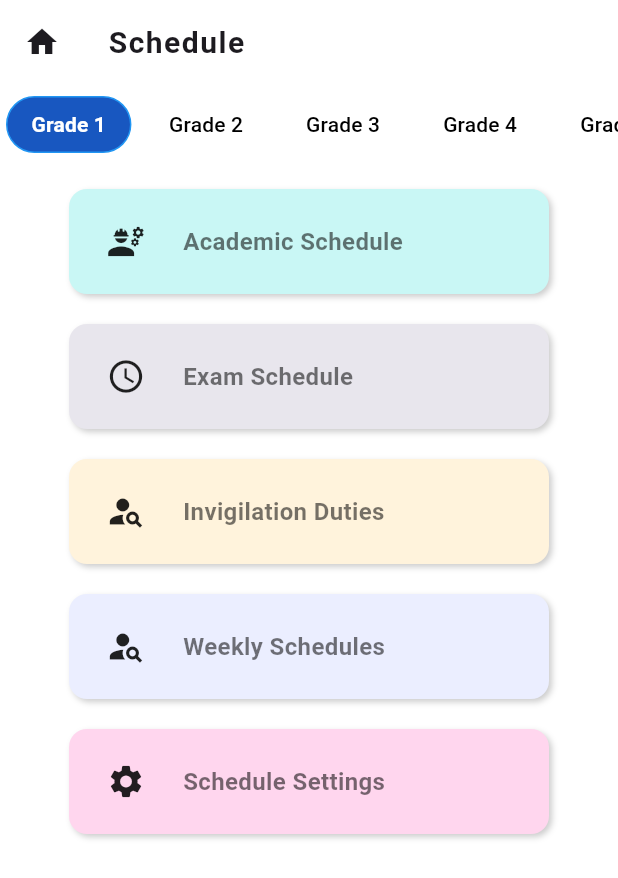
After one commit to AthithyanKannan/baps_school_app, a Flutter app: the CoOrdinatorHome screen opened directly, after a tap on "Schedule", on a phone screen of 412 x 824 dp. The commit adds this screen. Shown: the top 878 px of the screen. Run offline on Flutter 3.47's test engine with Material 3 defaults, Android fonts, the phone set to English and light mode, and no system bars; drawn by our look-alikes of buttons_tabbar; our stand-ins replace sign_in_button.

Commit message:
MenuCard completd

```diff
--- a/lib/Widgets/widgets.dart
+++ b/lib/Widgets/widgets.dart
@@ -6,7 +6,8 @@ Widget textField({
   TextInputType keyboardType = TextInputType.text,
 }) {
   return Padding(
-    padding: const EdgeInsets.symmetric(vertical: 8.0,horizontal: 30), // Reduced vertical padding
+    padding: const EdgeInsets.symmetric(
+        vertical: 8.0, horizontal: 30), // Reduced vertical padding
     child: TextField(
       obscureText: isPassword, // Handle password visibility
       keyboardType: keyboardType, // Handle keyboard type
@@ -15,25 +16,28 @@ Widget textField({
         hintText: hintText, // Placeholder text
         hintStyle: TextStyle(fontSize: 14), // Reduced hint font size
         filled: true,
-        fillColor: Colors.grey[90], // Light grey background color
+        fillColor: const Color.fromARGB(255, 241, 239, 239), // Light grey background color
         border: OutlineInputBorder(
-          borderRadius: BorderRadius.circular(8), // Slightly smaller border radius
+          borderRadius:
+              BorderRadius.circular(8), // Slightly smaller border radius
           borderSide: BorderSide.none, // Remove default border
         ),
-        contentPadding: EdgeInsets.symmetric(horizontal: 16.0, vertical: 12.0), // Reduced padding
+        contentPadding: EdgeInsets.symmetric(
+            horizontal: 16.0, vertical: 12.0), // Reduced padding
       ),
     ),
   );
 }
-
 
 Widget customButton({
   required String text,
   required VoidCallback? onPressed,
   Color backgroundColor = Colors.blue,
   Color textColor = Colors.white,
-  EdgeInsetsGeometry padding = const EdgeInsets.symmetric(horizontal: 85, vertical: 12),
-  BorderRadiusGeometry borderRadius = const BorderRadius.all(Radius.circular(8)),
+  EdgeInsetsGeometry padding =
+      const EdgeInsets.symmetric(horizontal: 85, vertical: 12),
+  BorderRadiusGeometry borderRadius =
+      const BorderRadius.all(Radius.circular(8)),
   double letterSpacing = 1.0,
 }) {
   return ElevatedButton(
@@ -54,15 +58,14 @@ Widget customButton({
   );
 }
 
-
-Widget MenuCard({required IconData icon, required String text}) {
+Widget MenuCard({required IconData icon, required String text,Color iconColor = Colors.red}) {
   return Card(
-                color: Color.fromRGBO(235, 238, 255,1),
+    color: Color.fromRGBO(235, 238, 255, 1),
     shape: RoundedRectangleBorder(
       borderRadius: BorderRadius.circular(7.0),
     ),
     child: Padding(
-      padding: const EdgeInsets.symmetric(horizontal: 40.0,vertical: 40),
+      padding: const EdgeInsets.symmetric(horizontal: 40.0, vertical: 40),
       child: Column(
         mainAxisSize: MainAxisSize.min,
         mainAxisAlignment: MainAxisAlignment.center,
@@ -70,16 +73,82 @@ Widget MenuCard({required IconData icon, required String text}) {
           Icon(
             icon,
             size: 48.0,
-            color: Colors.red,
+            color: iconColor,
           ),
           SizedBox(height: 8.0),
           Text(
             text,
             style: TextStyle(
-              fontSize: 16.0,
+                fontSize: 16.0,
+                fontWeight: FontWeight.bold,
+                color: Colors.black87,
+                letterSpacing: 1),
+          ),
+        ],
+      ),
+    ),
+  );
+}
+
+Widget SubjectCard({required String title, required Color color}) {
+  return Padding(
+    padding: const EdgeInsets.symmetric(horizontal: 10.0),
+    child: Container(
+      decoration: BoxDecoration(
+        color: color,
+        boxShadow: [
+          BoxShadow(
+            color: Colors.black.withOpacity(0.2),
+            offset: Offset(2, 2),
+            blurRadius: 3,
+          ),
+        ],
+        borderRadius: BorderRadius.circular(12),
+      ),
+      height: 70,
+      width: 320,
+      child: Center(
+        child: Text(
+          title,
+          style: TextStyle(
+            fontSize: 16,
+            fontWeight: FontWeight.bold,
+            color: Colors.black54, // Apply the calculated dark color to the text
+          ),
+        ),
+      ),
+    ),
+  );
+}
+Widget ScheduleCard({required String title, required Color color,required IconData icon}) {
+  return Padding(
+    padding: const EdgeInsets.symmetric(horizontal: 10.0),
+    child: Container(
+      decoration: BoxDecoration(
+        color: color,
+        boxShadow: [
+          BoxShadow(
+            color: Colors.black.withOpacity(0.2),
+            offset: Offset(2, 2),
+            blurRadius: 3,
+          ),
+        ],
+        borderRadius: BorderRadius.circular(12),
+      ),
+      height: 70,
+      width: 320,
+      child: Row(
+        mainAxisAlignment: MainAxisAlignment.start,
+        children: [
+          SizedBox(width: 25,),
+          Icon(icon,size: 26,),
+          SizedBox(width: 25,),
+          Text(
+            title,
+            style: TextStyle(
+              fontSize: 16,
               fontWeight: FontWeight.bold,
-              color: Colors.black87,
-              letterSpacing: 1
+              color: Colors.black54, // Apply the calculated dark color to the text
             ),
           ),
         ],
--- a/lib/co-ordinators/CoOrdinatorHome.dart
+++ b/lib/co-ordinators/CoOrdinatorHome.dart
@@ -1,4 +1,7 @@
 import 'package:baps_school_app/Widgets/widgets.dart';
+import 'package:baps_school_app/co-ordinators/coordinators_pages/enrollment.dart';
+import 'package:baps_school_app/co-ordinators/coordinators_pages/materials.dart';
+import 'package:baps_school_app/co-ordinators/coordinators_pages/schedule.dart';
 import 'package:baps_school_app/colors.dart';
 import 'package:flutter/material.dart';
 
@@ -13,33 +16,69 @@ class _CoOrdinatorHomeState extends State<CoOrdinatorHome> {
   @override
   Widget build(BuildContext context) {
     return Scaffold(
+      backgroundColor: backgroundColor,
       appBar: AppBar(
-        leading: Icon(Icons.arrow_back_ios_rounded,color: titleColor,),
+        backgroundColor: backgroundColor,
+        leading: Icon(
+          Icons.arrow_back_ios_rounded,
+          color: titleColor,
+        ),
         title: Text(
           "Menu",
           style: TextStyle(
-            fontWeight: FontWeight.bold,
-            letterSpacing: 1,
-            color: titleColor
-          ),
-          ),
+              fontWeight: FontWeight.bold, letterSpacing: 1, color: titleColor),
+        ),
       ),
       body: Column(
         children: [
-          SizedBox(height: 40,),
+          SizedBox(
+            height: 40,
+          ),
           Row(
             mainAxisAlignment: MainAxisAlignment.spaceEvenly,
             children: [
-              MenuCard(icon: Icons.book_sharp, text: "Materials"),
-              MenuCard(icon: Icons.schedule, text: "Schedule"),
+              GestureDetector(
+                  onTap: () {
+                    Navigator.push(
+                        context,
+                        MaterialPageRoute(
+                          builder: (context) => Materials(),
+                        ));
+                  },
+                  child: MenuCard(
+                      icon: Icons.book_sharp,
+                      text: "Materials",
+                      iconColor: Colors.blue)),
+              GestureDetector(
+                  onTap: () {
+                    Navigator.push(
+                        context,
+                        MaterialPageRoute(
+                          builder: (context) => Schedule(),
+                        ));
+                  },
+                  child: MenuCard(icon: Icons.schedule, text: "Schedule")),
             ],
           ),
-          SizedBox(height: 30,),
+          SizedBox(
+            height: 30,
+          ),
           Padding(
             padding: const EdgeInsets.symmetric(horizontal: 20.0),
             child: Row(
               children: [
-                MenuCard(icon: Icons.edit_note_rounded, text: "Enrollment"),
+                GestureDetector(
+                    onTap: () {
+                      Navigator.push(
+                          context,
+                          MaterialPageRoute(
+                            builder: (context) => Enrollment(),
+                          ));
+                    },
+                    child: MenuCard(
+                        icon: Icons.edit_note_rounded,
+                        text: "Enrollment",
+                        iconColor: Colors.black)),
               ],
             ),
           ),
--- /dev/null
+++ b/lib/co-ordinators/coordinators_pages/schedule.dart
@@ -0,0 +1,120 @@
+import 'package:baps_school_app/Widgets/widgets.dart';
+import 'package:baps_school_app/colors.dart';
+import 'package:flutter/material.dart';
+import 'package:buttons_tabbar/buttons_tabbar.dart';
+
+class Schedule extends StatefulWidget {
+  const Schedule({super.key});
+
+  @override
+  State<Schedule> createState() => _ScheduleState();
+}
+
+class _ScheduleState extends State<Schedule>
+    with SingleTickerProviderStateMixin {
+  late TabController _tabController;
+
+  @override
+  void initState() {
+    super.initState();
+    _tabController = TabController(length: 10, vsync: this);
+  }
+
+  @override
+  void dispose() {
+    _tabController.dispose();
+    super.dispose();
+  }
+
+  @override
+  Widget build(BuildContext context) {
+    return Scaffold(
+      backgroundColor: backgroundColor,
+      appBar: AppBar(
+        leading: GestureDetector(
+            onTap: () {
+              Navigator.pop(context);
+            },
+            child: const Icon(Icons.home)),
+        backgroundColor: Colors.white,
+        title: const Text(
+          "Schedule",
+          style: TextStyle(
+              fontWeight: FontWeight.bold, letterSpacing: 1, fontSize: 20),
+        ),
+        bottom: PreferredSize(
+          preferredSize: const Size.fromHeight(50.0),
+          child: ButtonsTabBar(
+            controller: _tabController,
+            backgroundColor: Color.fromRGBO(24, 87, 192, 1),
+            unselectedBackgroundColor: Colors.white,
+            unselectedLabelStyle: const TextStyle(color: Colors.black),
+            labelStyle: const TextStyle(
+                color: Colors.white, fontWeight: FontWeight.bold),
+            borderWidth: 1,
+            borderColor: Colors.blue,
+            unselectedBorderColor: Colors.white,
+            radius: 20,
+            contentPadding:
+                const EdgeInsets.symmetric(horizontal: 16.0, vertical: 8.0),
+            tabs: List.generate(
+              10,
+              (index) => Tab(
+                text: "Grade ${index + 1}",
+              ),
+            ),
+          ),
+        ),
+      ),
+      body: TabBarView(
+        controller: _tabController,
+        children: List.generate(
+          10,
+          (index) => Grade(),
+        ),
+      ),
+    );
+  }
+
+  Widget Grade() {
+    return Column(
+      children: [
+        SizedBox(
+          height: 20,
+        ),
+        ScheduleCard(
+            title: "Academic Schedule",
+            color: Color.fromRGBO(201, 247, 245, 1),
+            icon: Icons.engineering),
+        SizedBox(
+          height: 20,
+        ),
+        ScheduleCard(
+            title: "Exam Schedule",
+            color: Color.fromRGBO(232, 230, 237, 1),
+            icon: Icons.schedule),
+        SizedBox(
+          height: 20,
+        ),
+        ScheduleCard(
+            title: "Invigilation Duties",
+            color: Color.fromRGBO(255, 243, 220, 1),
+            icon: Icons.person_search),
+        SizedBox(
+          height: 20,
+        ),
+        ScheduleCard(
+            title: "Weekly Schedules",
+            color: Color.fromRGBO(235, 238, 255, 1),
+            icon: Icons.person_search),
+        SizedBox(
+          height: 20,
+        ),
+        ScheduleCard(
+            title: "Schedule Settings",
+            color: Color.fromRGBO(255, 214, 238, 1),
+            icon: Icons.settings),
+      ],
+    );
+  }
+}
--- a/lib/main.dart
+++ b/lib/main.dart
@@ -1,4 +1,4 @@
-import 'package:baps_school_app/Welcome.dart';
+import 'package:baps_school_app/welcome.dart';
 import 'package:flutter/material.dart';
 
 void main() {
```
Also changed, not shown: lib/co-ordinators/coordinators_pages/enrollment.dart (added, +118 -0 lines), lib/co-ordinators/coordinators_pages/materials.dart (added, +106 -0 lines), lib/login.dart (+29 -18 lines), pubspec.yaml (+3 -4 lines), assets/loginImage-removebg-preview.png (added), assets/loginImage.png (added), pubspec.lock.
